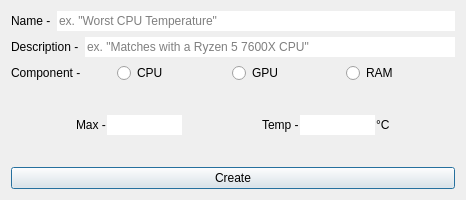
The window that view/addsensor.ui (Gyarik/StressView) describes before a commit, drawn with Qt 5.
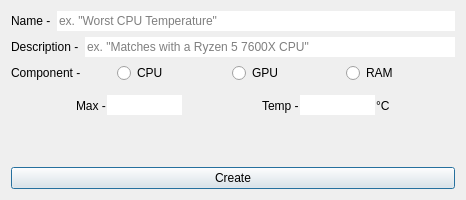
The same window after the commit.

Commit message: fortify AddSensor widget

Patch:
```diff
--- a/view/addsensor.ui
+++ b/view/addsensor.ui
@@ -38,7 +38,7 @@
    <item>
     <layout class="QHBoxLayout" name="horizontalLayout" stretch="0">
      <item>
-      <layout class="QVBoxLayout" name="verticalLayout" stretch="0,0,0,0,0">
+      <layout class="QVBoxLayout" name="verticalLayout" stretch="0,0,0,0,0,0">
        <item>
         <layout class="QHBoxLayout" name="nameLayout">
          <item>
@@ -272,6 +272,81 @@
          </item>
         </layout>
        </item>
+       <item>
+        <layout class="QHBoxLayout" name="limitsLayout">
+         <item>
+          <spacer name="horizontalSpacer_4">
+           <property name="orientation">
+            <enum>Qt::Horizontal</enum>
+           </property>
+           <property name="sizeHint" stdset="0">
+            <size>
+             <width>40</width>
+             <height>20</height>
+            </size>
+           </property>
+          </spacer>
+         </item>
+         <item>
+          <widget class="QLabel" name="MaxRangeLabel">
+           <property name="minimumSize">
+            <size>
+             <width>120</width>
+             <height>0</height>
+            </size>
+           </property>
+           <property name="text">
+            <string/>
+           </property>
+           <property name="alignment">
+            <set>Qt::AlignCenter</set>
+           </property>
+          </widget>
+         </item>
+         <item>
+          <spacer name="horizontalSpacer_5">
+           <property name="orientation">
+            <enum>Qt::Horizontal</enum>
+           </property>
+           <property name="sizeHint" stdset="0">
+            <size>
+             <width>40</width>
+             <height>20</height>
+            </size>
+           </property>
+          </spacer>
+         </item>
+         <item>
+          <widget class="QLabel" name="TempRangeLabel">
+           <property name="minimumSize">
+            <size>
+             <width>120</width>
+             <height>0</height>
+            </size>
+           </property>
+           <property name="text">
+            <string/>
+           </property>
+           <property name="alignment">
+            <set>Qt::AlignCenter</set>
+           </property>
+          </widget>
+         </item>
+         <item>
+          <spacer name="horizontalSpacer_6">
+           <property name="orientation">
+            <enum>Qt::Horizontal</enum>
+           </property>
+           <property name="sizeHint" stdset="0">
+            <size>
+             <width>40</width>
+             <height>20</height>
+            </size>
+           </property>
+          </spacer>
+         </item>
+        </layout>
+       </item>
        <item>
         <widget class="QPushButton" name="NewSensorButton">
          <property name="text">
```
The commit also changes 2 other files.
